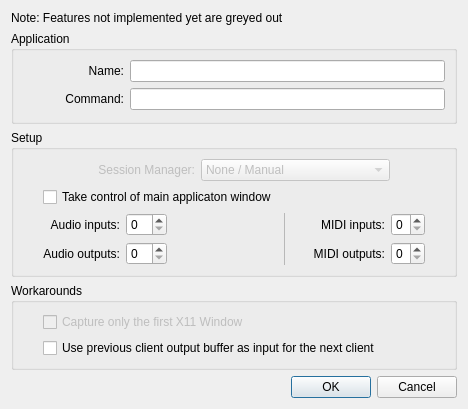
The window that resources/ui/carla_add_jack.ui (falkTX/Carla) describes before a commit, drawn with Qt 5.
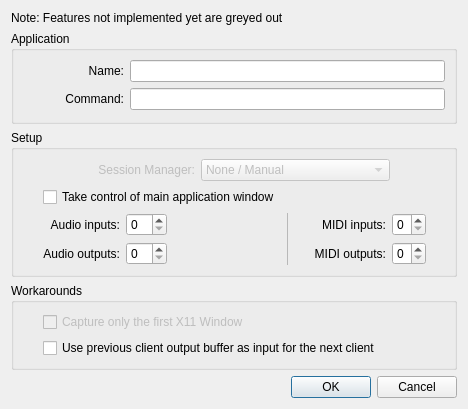
The same window after the commit.

What changed in the file:
```diff
--- a/resources/ui/carla_add_jack.ui
+++ b/resources/ui/carla_add_jack.ui
@@ -162,7 +162,7 @@
       <item row="1" column="1" colspan="3">
        <widget class="QCheckBox" name="cb_manage_window">
         <property name="text">
-         <string>Take control of main applicaton window</string>
+         <string>Take control of main application window</string>
         </property>
        </widget>
       </item>
```
